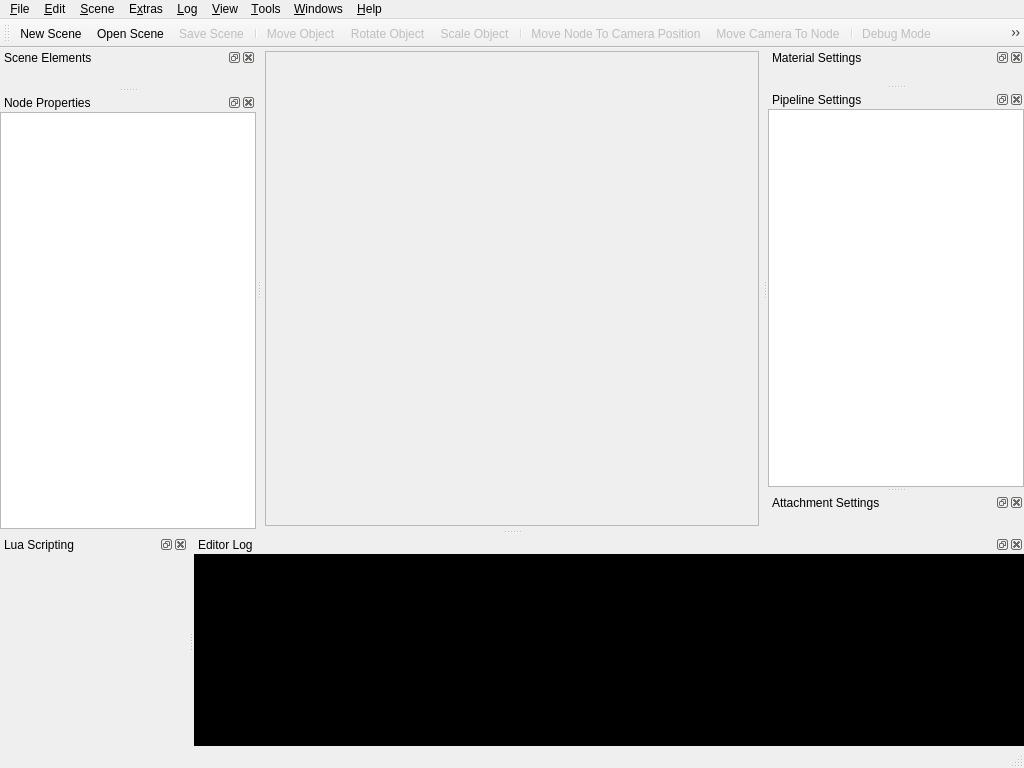
The window that Horde3DEditor/src/HordeSceneEditor/HordeSceneEditor.ui (horde3d/Horde3D) describes before a commit, drawn with Qt 5.
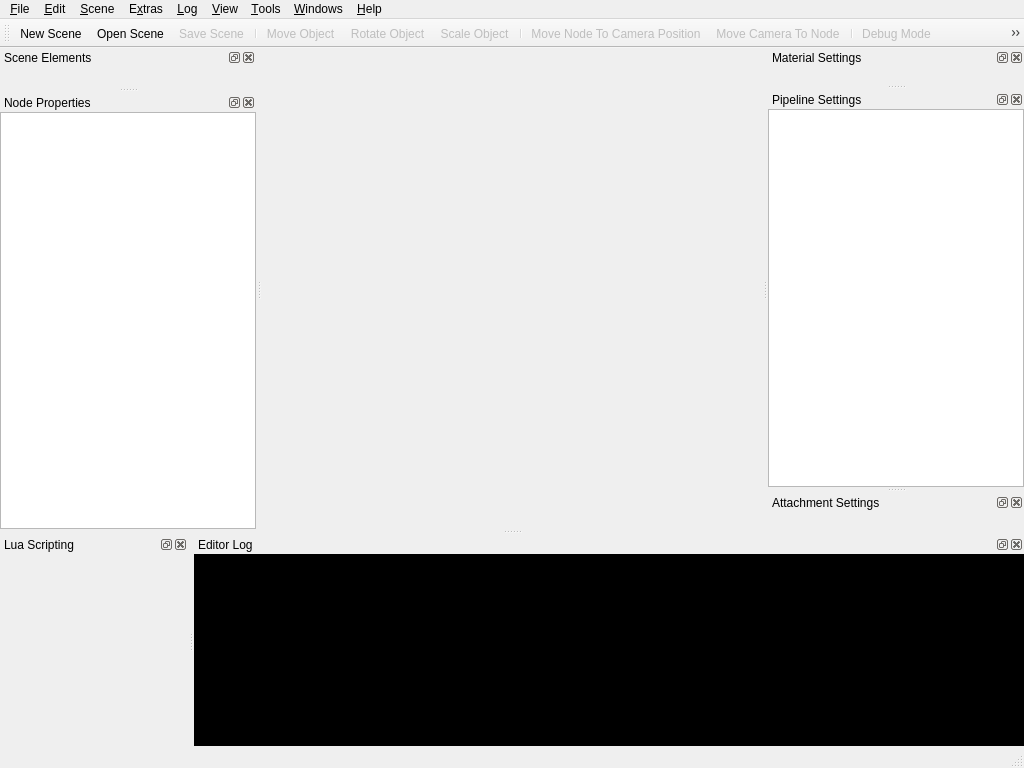
The same window after the commit. Icons and pictures are not drawn. Custom widgets are drawn as their Qt base class.

Commit message: Horde3DEditor: fix frameless fullscreen mode Horde3DEditor: fix navigation in case of active camera is currently selected

What changed in the file:
```diff
--- a/Horde3DEditor/src/HordeSceneEditor/HordeSceneEditor.ui
+++ b/Horde3DEditor/src/HordeSceneEditor/HordeSceneEditor.ui
@@ -19,23 +19,26 @@
   </property>
   <widget class="QWidget" name="m_centralwidget">
    <layout class="QVBoxLayout">
-    <property name="margin">
-     <number>3</number>
+    <property name="leftMargin">
+     <number>0</number>
+    </property>
+    <property name="topMargin">
+     <number>0</number>
+    </property>
+    <property name="rightMargin">
+     <number>0</number>
+    </property>
+    <property name="bottomMargin">
+     <number>0</number>
     </property>
     <item>
-     <widget class="QFrame" name="m_glFrame">
+     <widget class="QWidget" name="m_glFrame" native="true">
       <property name="sizePolicy">
        <sizepolicy hsizetype="Expanding" vsizetype="Expanding">
         <horstretch>0</horstretch>
         <verstretch>0</verstretch>
        </sizepolicy>
       </property>
-      <property name="frameShape">
-       <enum>QFrame::StyledPanel</enum>
-      </property>
-      <property name="frameShadow">
-       <enum>QFrame::Raised</enum>
-      </property>
      </widget>
     </item>
    </layout>
```
The commit also changes 2 other files.
